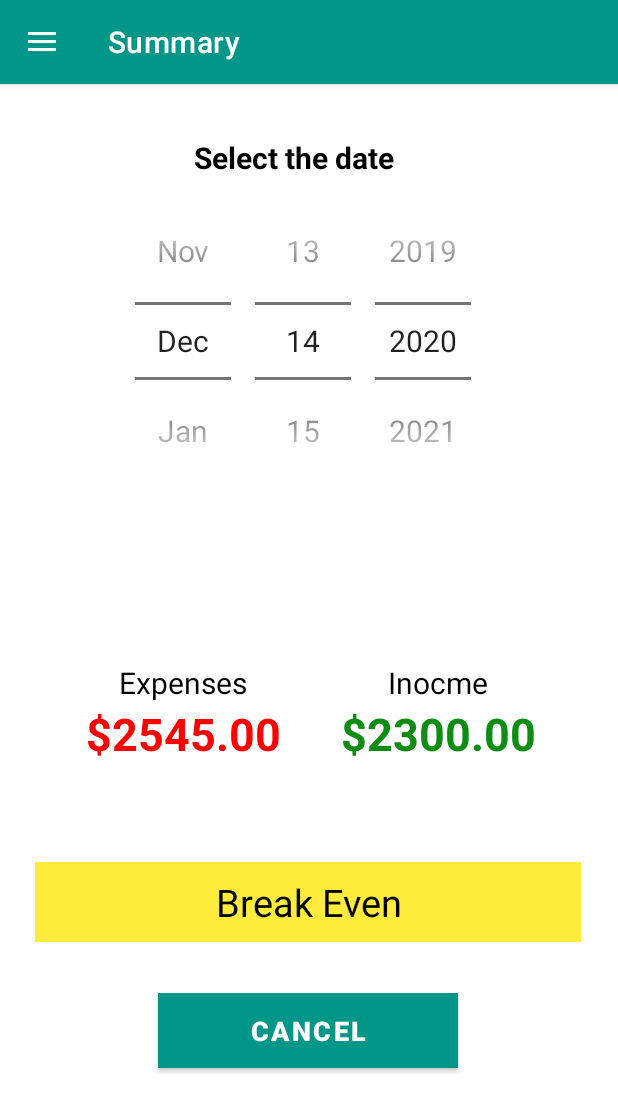
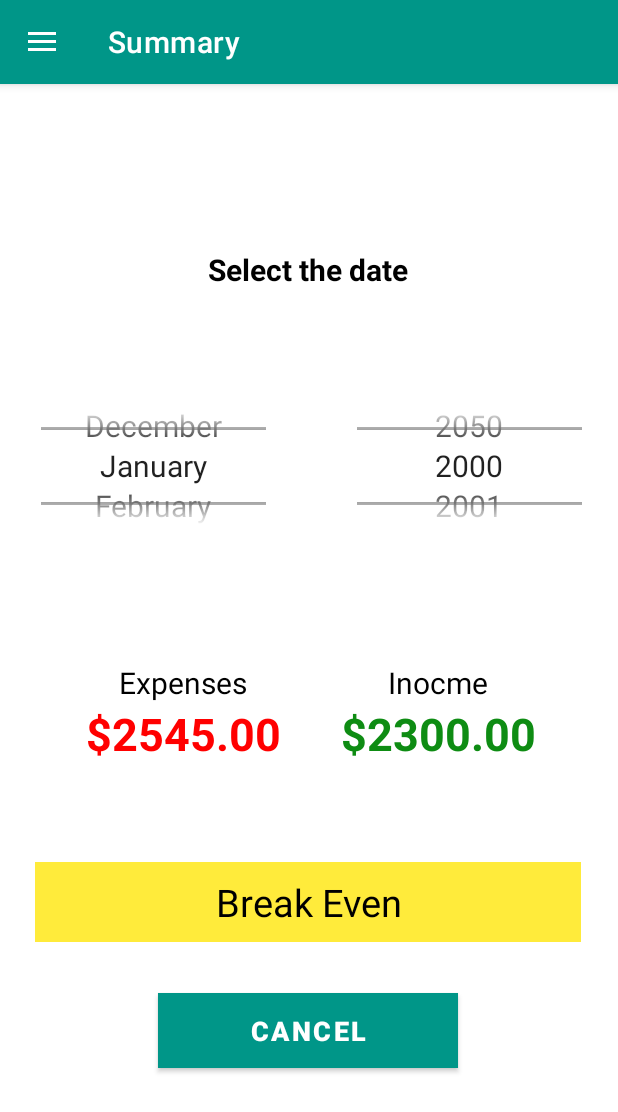
Before and after one commit to Binod-Shrestha/DollarFinalProject, an Android app: the screen it shows after launch (MainActivity), after a tap on "VIEW SUMMARY", on a phone screen of 412 x 824 dp. Shown: the top 1112 px of the screen. Run offline under Robolectric (Android 15) with nearby library versions, the phone set to English and light mode, and no system bars; our stand-ins replace Room's generated code, navigation-ui; libraries missing offline, so code that uses them is left out: org.jetbrains.anko; 1 statement that could not run was skipped.

Commit message:
number picker implemented in place of date picker

```diff
--- a/app/src/main/java/project/stsBHS/dollarfinalproject/db/FinanceDao.kt
+++ b/app/src/main/java/project/stsBHS/dollarfinalproject/db/FinanceDao.kt
@@ -16,4 +16,6 @@ interface FinanceDao{
 
     @Query("Delete FROM expenses")
     fun deleteALL()
+
+
 }
--- a/app/src/main/java/project/stsBHS/dollarfinalproject/ui/summary/SummaryFragment.kt
+++ b/app/src/main/java/project/stsBHS/dollarfinalproject/ui/summary/SummaryFragment.kt
@@ -1,17 +1,15 @@
 package project.stsBHS.dollarfinalproject.ui.summary
 
-import android.content.Context
 import android.os.Bundle
-import android.util.Log
 import android.view.LayoutInflater
 import android.view.View
 import android.view.ViewGroup
-import android.widget.DatePicker
 import androidx.fragment.app.Fragment
 import androidx.navigation.findNavController
+import org.jetbrains.anko.doAsync
 import project.stsBHS.dollarfinalproject.R
 import project.stsBHS.dollarfinalproject.databinding.FragmentSummaryBinding
-import kotlin.math.exp
+import project.stsBHS.dollarfinalproject.db.FinanceDatabase
 
 
 class SummaryFragment : Fragment() {
@@ -32,27 +30,47 @@ class SummaryFragment : Fragment() {
 
     override fun onViewCreated(view: View, savedInstanceState: Bundle?) {
         super.onViewCreated(view, savedInstanceState)
-        var datePick = binding.datePicker
-        var day = datePick.dayOfMonth
-        var month = datePick.month
-        var year = datePick.year
-        datePick.init(
-            year,
-            month,
-            day,
-            DatePicker.OnDateChangedListener { view, year, monthOfYear, dayOfMonth ->
-            var year = year
-                var day = dayOfMonth
-                var month = monthOfYear
-               // binding.labelAnalysis.text = "Date Changed : $year/$month/$day"
-            }
-        )
-        var income = 4
-        var expense = 4
+        var year_picker = binding.yearPicker
+        year_picker.minValue = 2000
+        year_picker.maxValue = 2050
+        year_picker.wrapSelectorWheel = true
+        year_picker.setOnValueChangedListener { picker, oldVal, newVal ->
+          //binding.labelAnalysis.text = "$newVal"
+        }
+        val months = arrayOf("January", "February", "March", "April", "May", "June", "July", "August", "September", "October", "November", "December")
+        var month_picker = binding.monthPicker
+        month_picker.minValue = 1
+        month_picker.maxValue = months.size
+        month_picker.wrapSelectorWheel = true
+        month_picker.displayedValues = months
+        month_picker.setOnValueChangedListener { picker, oldVal, newVal ->
+            binding.labelAnalysis.text = "$newVal"
+        }
+
+        var db = context?.let { FinanceDatabase.getInstance(it) }
+        var totalExpense: Double = 0.0
+        var totalIncome: Double = 0.0
+        doAsync {
+            var expenses = db?.financeDao()?.getAllExpenses()
+           // var incomes = db?.financeDao()?.getAllIncomes()
+            if (expenses != null) {
+            for(x in expenses) totalExpense += x.amount
+
+        }
+//            if (incomes != null) {
+//                for(x in incomes){
+//                    totalIncome += incomes
+//
+//                }
+//
+//            }
+        }
+
+
+        // Analysis of income and expense
         when {
-            income > expense -> binding.labelAnalysis.text = "Expense More"
-            income < expense -> binding.labelAnalysis.text = "Good Saving"
-
+            totalIncome > totalExpense -> binding.labelAnalysis.text = "Expense More"
+            totalIncome < totalExpense -> binding.labelAnalysis.text = "Good Saving"
             else -> binding.labelAnalysis.text = "Break Even"
         }
 
--- a/app/src/main/res/layout/fragment_summary.xml
+++ b/app/src/main/res/layout/fragment_summary.xml
@@ -40,21 +40,33 @@
         app:layout_constraintTop_toTopOf="parent"
         app:layout_constraintVertical_bias="0.938" />
 
-    <DatePicker
-        android:id="@+id/datePicker"
-        android:layout_width="match_parent"
-        android:layout_height="wrap_content"
-        android:layout_marginBottom="92dp"
-        android:calendarViewShown="false"
-        android:datePickerMode="spinner"
-        android:fadeScrollbars="true"
+    <NumberPicker
+        android:id="@+id/yearPicker"
+        android:layout_width="150dp"
+        android:layout_height="80dp"
+        android:layout_marginTop="20dp"
+        android:layout_marginEnd="24dp"
+        android:layout_weight="1"
         android:theme="@style/NumberPickerStyle"
         app:layout_constraintBottom_toTopOf="@+id/tableLayout"
         app:layout_constraintEnd_toEndOf="parent"
-        app:layout_constraintHorizontal_bias="0.0"
+        app:layout_constraintTop_toBottomOf="@+id/textView_calendar"
+        app:layout_constraintVertical_bias="0.375" />
+
+    <NumberPicker
+        android:id="@+id/monthPicker"
+        android:layout_width="150dp"
+        android:layout_height="80dp"
+        android:layout_marginStart="24dp"
+        android:layout_marginTop="20dp"
+        android:layout_weight="1"
+        android:theme="@style/NumberPickerStyle"
+        app:layout_constraintBottom_toTopOf="@+id/tableLayout"
+        app:layout_constraintEnd_toStartOf="@+id/yearPicker"
+        app:layout_constraintHorizontal_bias="0.047"
         app:layout_constraintStart_toStartOf="parent"
         app:layout_constraintTop_toBottomOf="@+id/textView_calendar"
-        app:layout_constraintVertical_bias="0.0" />
+        app:layout_constraintVertical_bias="0.375" />
 
     <TextView
         android:id="@+id/textView_calendar"
@@ -67,10 +79,10 @@
         android:textStyle="bold"
         app:layout_constraintBottom_toBottomOf="parent"
         app:layout_constraintEnd_toEndOf="parent"
-        app:layout_constraintHorizontal_bias="0.464"
+        app:layout_constraintHorizontal_bias="0.498"
         app:layout_constraintStart_toStartOf="parent"
         app:layout_constraintTop_toTopOf="parent"
-        app:layout_constraintVertical_bias="0.045" />
+        app:layout_constraintVertical_bias="0.147" />
 
     <TableLayout
         android:id="@+id/tableLayout"
```
